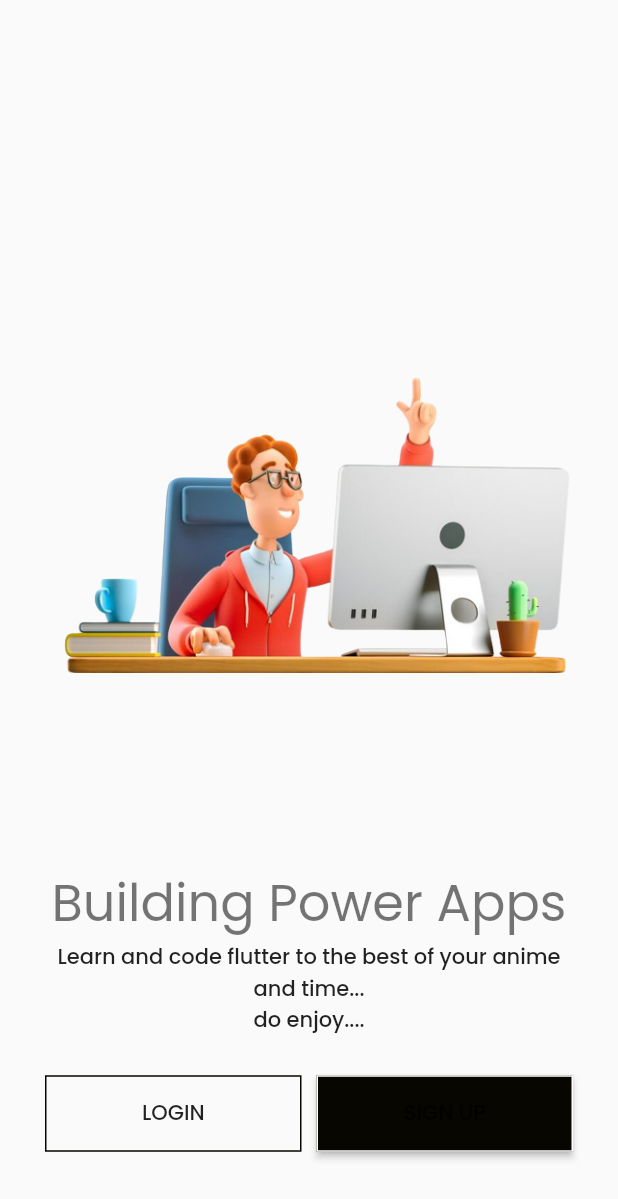
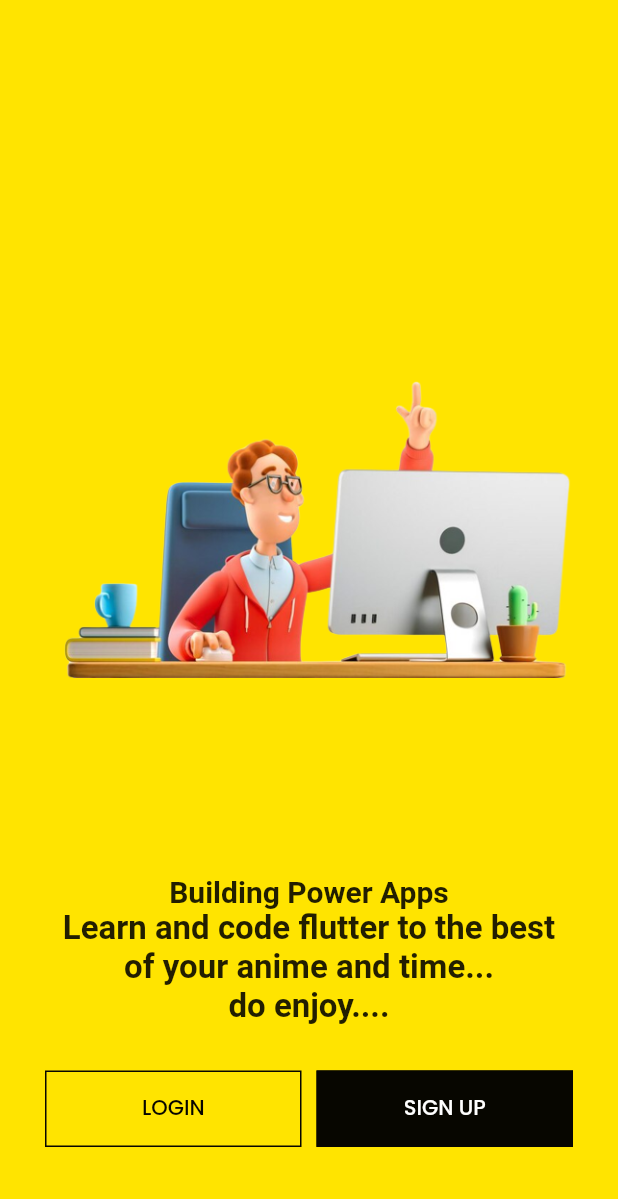
Before and after one commit to MugoSimon/arrowj, a Flutter app: the screen it shows after launch, swiped to page 4, on a phone screen of 412 x 824 dp. Shown: the top 1199 px of the screen. Run offline on Flutter 3.47's test engine with Material 2 defaults, Android fonts, the phone set to English and light mode, and no system bars; our stand-ins replace get, google_fonts, liquid_swipe, smooth_page_indicator.

Commit message:
login display

```diff
--- /dev/null
+++ b/lib/config/elevated_button_theme.dart
@@ -0,0 +1,32 @@
+import 'package:flutter/material.dart';
+
+import '../constants/colors.dart';
+import '../constants/sizes.dart';
+
+class TElevatedButtonTheme {
+  TElevatedButtonTheme._();
+
+  /*light theme*/
+  static final lightElevatedButtonTheme = ElevatedButtonThemeData(
+    style: ElevatedButton.styleFrom(
+      elevation: 0,
+      shape: RoundedRectangleBorder(),
+      foregroundColor: tWhiteColor,
+      backgroundColor: tSecondaryColor,
+      side: BorderSide(color: tSecondaryColor),
+      padding: EdgeInsets.symmetric(vertical: tButtonHeight),
+    ),
+  );
+
+/*dark theme*/
+  static final darkElevatedButtonTheme = ElevatedButtonThemeData(
+    style: ElevatedButton.styleFrom(
+      elevation: 0,
+      shape: RoundedRectangleBorder(),
+      foregroundColor: tSecondaryColor,
+      backgroundColor: tWhiteColor,
+      side: BorderSide(color: tSecondaryColor),
+      padding: EdgeInsets.symmetric(vertical: tButtonHeight),
+    ),
+  );
+}
--- /dev/null
+++ b/lib/config/outlined_button_theme.dart
@@ -0,0 +1,31 @@
+import 'package:flutter/material.dart';
+
+import '../constants/colors.dart';
+import '../constants/sizes.dart';
+
+class TOutlinedButtonTheme {
+  TOutlinedButtonTheme._();
+
+  /* light mode*/
+  static final lightOutlineButtonTheme = OutlinedButtonThemeData(
+      style: OutlinedButton.styleFrom(
+    shape: RoundedRectangleBorder(),
+    foregroundColor: tSecondaryColor,
+    side: BorderSide(color: tSecondaryColor),
+    padding: EdgeInsets.symmetric(vertical: tButtonHeight),
+  ));
+
+  /* dark mode*/
+  /* dark mode */
+
+// Define the darkOutlineButtonTheme for dark mode
+  static final darkOutlineButtonTheme = OutlinedButtonThemeData(
+      style: OutlinedButton.styleFrom(
+        shape: RoundedRectangleBorder(),
+        foregroundColor: tWhiteColor,
+        side: BorderSide(color: tWhiteColor),
+        padding: EdgeInsets.symmetric(vertical: tButtonHeight),
+      )
+  );
+
+}
--- a/lib/config/text_theme.dart
+++ b/lib/config/text_theme.dart
@@ -4,12 +4,27 @@
 class TTextTheme {
   static TextTheme lightTextTheme = GoogleFonts.poppinsTextTheme().copyWith(
     headline1: const TextStyle(
+      fontSize: 24.0,
+      fontWeight: FontWeight.bold,
+      color: Colors.black87,
+    ),
+    headline2: const TextStyle(
       fontSize: 22.0,
       fontWeight: FontWeight.bold,
       color: Colors.black87,
     ),
+    headline3: const TextStyle(
+      fontSize: 20.0,
+      fontWeight: FontWeight.bold,
+      color: Colors.black87,
+    ),
+    headline4: const TextStyle(
+      fontSize: 18.0,
+      fontWeight: FontWeight.bold,
+      color: Colors.black87,
+    ),
     headline5: const TextStyle(
-      fontSize: 20.0,
+      fontSize: 16.0,
       fontWeight: FontWeight.bold,
       color: Colors.black87,
     ),
@@ -20,14 +35,30 @@
     ),
   );
 
+
   static TextTheme darkTextTheme = GoogleFonts.jetBrainsMonoTextTheme().copyWith(
     headline1: const TextStyle(
+      fontSize: 24.0,
+      fontWeight: FontWeight.bold,
+      color: Colors.white,
+    ),
+    headline2: const TextStyle(
       fontSize: 22.0,
       fontWeight: FontWeight.bold,
       color: Colors.white,
     ),
+    headline3: const TextStyle(
+      fontSize: 20.0,
+      fontWeight: FontWeight.bold,
+      color: Colors.white,
+    ),
+    headline4: const TextStyle(
+      fontSize: 18.0,
+      fontWeight: FontWeight.bold,
+      color: Colors.white,
+    ),
     headline5: const TextStyle(
-      fontSize: 20.0,
+      fontSize: 16.0,
       fontWeight: FontWeight.bold,
       color: Colors.white,
     ),
@@ -37,4 +68,5 @@
       color: Colors.white,
     ),
   );
+
 }
--- a/lib/config/theme.dart
+++ b/lib/config/theme.dart
@@ -1,28 +1,41 @@
+import 'package:arrowj/config/outlined_button_theme.dart';
 import 'package:flutter/material.dart';
 import 'package:arrowj/config/text_theme.dart';
 
+import 'elevated_button_theme.dart';
+
 class TAppTheme {
+
+
   static ThemeData lightTheme = ThemeData.light().copyWith(
+    brightness: Brightness.light,
     colorScheme: ColorScheme.fromSwatch(
       primarySwatch: Colors.deepPurple,
     ),
     textTheme: TTextTheme.lightTextTheme,
-    elevatedButtonTheme: ElevatedButtonThemeData(
+    /*elevatedButtonTheme: ElevatedButtonThemeData(
       style: ElevatedButton.styleFrom(
         textStyle: TTextTheme.lightTextTheme.button,
       ),
-    ),
+    ),*/
+    outlinedButtonTheme: TOutlinedButtonTheme.lightOutlineButtonTheme,
+    elevatedButtonTheme: TElevatedButtonTheme.lightElevatedButtonTheme,
   );
 
   static ThemeData darkTheme = ThemeData.dark().copyWith(
+    brightness: Brightness.dark,
     colorScheme: ColorScheme.fromSwatch(
       primarySwatch: Colors.green,
     ),
     textTheme: TTextTheme.darkTextTheme,
-    elevatedButtonTheme: ElevatedButtonThemeData(
+    /*elevatedButtonTheme: ElevatedButtonThemeData(
       style: ElevatedButton.styleFrom(
         textStyle: TTextTheme.darkTextTheme.button,
       ),
-    ),
+    ),*/
+      outlinedButtonTheme: TOutlinedButtonTheme.darkOutlineButtonTheme,
+    elevatedButtonTheme: TElevatedButtonTheme.darkElevatedButtonTheme,
   );
+
+  TAppTheme._();
 }
--- /dev/null
+++ b/lib/features/authentication/screens/splash_screen/splash_animation_widget.dart
@@ -0,0 +1,10 @@
+
+import 'package:flutter/material.dart';
+
+class SplashAnimationWidget extends StatelessWidget{
+  @override
+  Widget build(BuildContext context) {
+    return Container();
+  }
+
+}
--- a/lib/features/authentication/screens/welcome/welcome.dart
+++ b/lib/features/authentication/screens/welcome/welcome.dart
@@ -7,8 +7,12 @@
 class WelcomeScreen extends StatelessWidget {
   @override
   Widget build(BuildContext context) {
-    var height = MediaQuery.of(context).size.height;
+    var mediaQuery = MediaQuery.of(context);
+    var height = mediaQuery.size.height;
+    var brightness = mediaQuery.platformBrightness;
+    final isDark = brightness == Brightness.dark;
     return Scaffold(
+      backgroundColor: isDark? tSecondaryColor :  tPrimaryColor,
       body: Container(
         padding: EdgeInsets.all(tDefaultSize),
         child: Column(
@@ -21,10 +25,10 @@
             Column(
               children: [
                 Text(tWelcomeTitle,
-                    style: Theme.of(context).textTheme.headlineMedium),
+                    style: Theme.of(context).textTheme.headline3),
                 Text(
                   tWelcomeSubTitle,
-                  style: Theme.of(context).textTheme.bodyLarge,
+                  style: Theme.of(context).textTheme.headline2,
                   textAlign: TextAlign.center,
                 ),
               ],
@@ -34,14 +38,9 @@
                 Expanded(
                   child: OutlinedButton(
                     onPressed: () {},
-                    style: OutlinedButton.styleFrom(
-                      shape: RoundedRectangleBorder(),
-                      foregroundColor: tSecondaryColor,
-                      side: BorderSide(color: tSecondaryColor),
-                      padding: EdgeInsets.symmetric(vertical: tButtonHeight),
+
+                    child: Text(tLogin.toUpperCase(),
                     ),
-                    child: Text(tLogin.toUpperCase(),
-                        style: Theme.of(context).textTheme.bodyLarge),
                   ),
                 ),
                 SizedBox(
@@ -50,17 +49,9 @@
                 Expanded(
                   child: ElevatedButton(
                     onPressed: () {},
-                    style: ElevatedButton.styleFrom(
-                      shape: RoundedRectangleBorder(),
-                      foregroundColor: tWhiteColor,
-                      backgroundColor: tSecondaryColor,
-                      side: BorderSide(color: tWhiteColor),
-                      padding: EdgeInsets.symmetric(vertical: tButtonHeight),
-                      textStyle: TextStyle(color: Colors.white),
-                    ),
+
                     child: Text(
                       tSignUp.toUpperCase(),
-                      style: Theme.of(context).textTheme.bodyLarge,
                     ),
                   ),
                 )
```
Also changed, not shown: lib/features/others/fade_in_animation/animated_design.dart (added).
